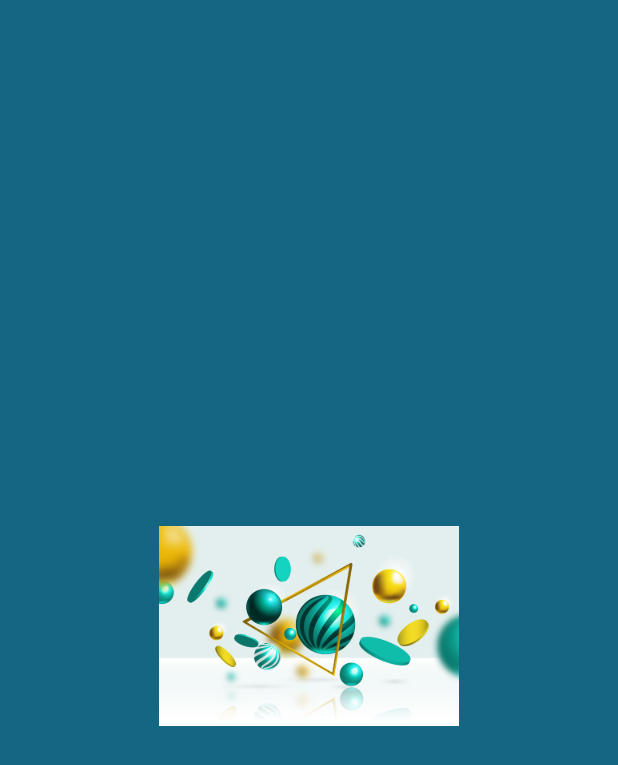
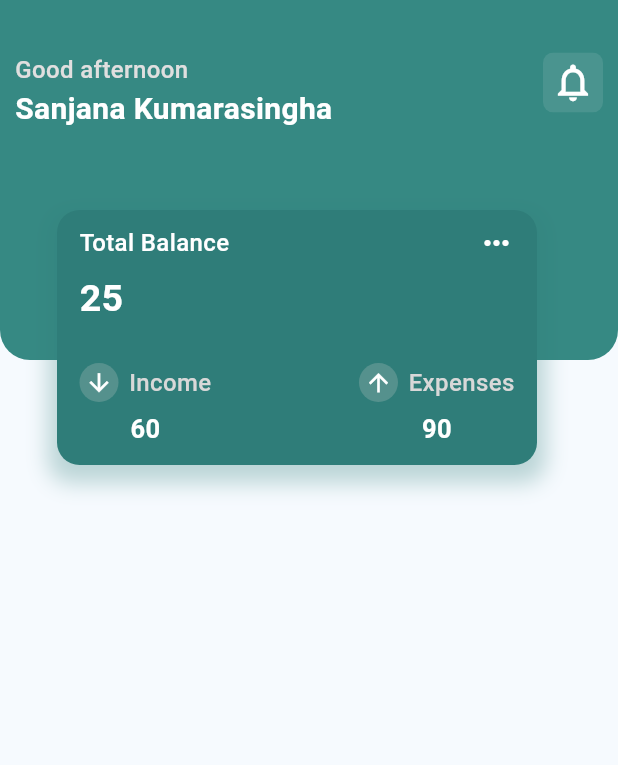
Before and after one commit to SanjanaKumarasingha/MoneyTracker, a Flutter app: the screen it shows after launch, on a phone screen of 412 x 824 dp. Shown: the top 765 px of the screen. Run offline on Flutter 3.47's test engine with Material 3 defaults, Android fonts, the phone set to English and light mode, and no system bars.

Commit message:
Head section in the Home page

```diff
--- a/app/lib/main.dart
+++ b/app/lib/main.dart
@@ -1,5 +1,5 @@
-import 'package:app/pages/Splash_screen/splash_screen.dart';
 import 'package:flutter/material.dart';
+import 'package:app/pages/home.dart';
 
 void main() {
   runApp(const MoneyTracker());
@@ -16,6 +16,6 @@
           colorScheme: ColorScheme.fromSeed(seedColor: Color.fromARGB(255, 243, 242, 243)),
           useMaterial3: true,
         ),
-        home: const SplashScreen());
+        home: const Home());
   }
 }
--- a/app/lib/pages/Splash_screen/splash_screen.dart
+++ /dev/null
@@ -1,29 +0,0 @@
-import 'package:app/pages/loading_page.dart';
-import 'package:flutter/material.dart';
-import 'package:app/components/image_view.dart';
-import 'package:app/utils/export.dart';
-
-class SplashScreen extends StatelessWidget {
-  const SplashScreen({super.key});
-
-  @override
-  Widget build(BuildContext context) {
-    return SafeArea(
-        child: Scaffold(
-            backgroundColor: Theme.of(context).colorScheme.primary,
-            body: const SizedBox(
-              width: double.maxFinite,
-              child: Column(
-                mainAxisAlignment: MainAxisAlignment.center,
-                children: [
-                  SizedBox(height: 10),
-                  CustomImageView(
-                    imagePath: ImageConstant.imgLogo,
-                    width: 200,
-                    height: 500,
-                  ),
-                ],
-              ),
-            )));
-  }
-}
--- a/app/lib/pages/home.dart
+++ b/app/lib/pages/home.dart
@@ -0,0 +1,223 @@
+import 'package:flutter/material.dart';
+
+class Home extends StatelessWidget {
+  const Home({super.key});
+
+  @override
+  Widget build(BuildContext context) {
+    return Scaffold(body: SafeArea(child: _head()));
+  }
+
+  Widget _head() {
+    return Stack(
+      children: [
+        Column(
+          children: [
+            Container(
+              width: double.infinity,
+              height: 240,
+              decoration: const BoxDecoration(
+                color: Color(0xff368983),
+                borderRadius: BorderRadius.only(
+                  bottomLeft: Radius.circular(20),
+                  bottomRight: Radius.circular(20),
+                ),
+              ),
+              child: Stack(
+                children: [
+                  Positioned(
+                    top: 35,
+                    right: 10,
+                    child: ClipRRect(
+                      borderRadius: BorderRadius.circular(7),
+                      child: Container(
+                        height: 40,
+                        width: 40,
+                        color: const Color.fromRGBO(250, 250, 250, 0.1),
+                        child: const Icon(
+                          Icons.notifications_outlined,
+                          size: 30,
+                          color: Colors.white,
+                        ),
+                      ),
+                    ),
+                  ),
+                  const Padding(
+                    padding: EdgeInsets.only(top: 35, left: 10),
+                    child: Column(
+                      crossAxisAlignment: CrossAxisAlignment.start,
+                      children: [
+                        Text(
+                          'Good afternoon',
+                          style: TextStyle(
+                            fontWeight: FontWeight.w500,
+                            fontSize: 16,
+                            color: Color.fromARGB(255, 224, 223, 223),
+                          ),
+                        ),
+                        Text(
+                          'Sanjana Kumarasingha',
+                          style: TextStyle(
+                            fontWeight: FontWeight.w600,
+                            fontSize: 20,
+                            color: Colors.white,
+                          ),
+                        ),
+                      ],
+                    ),
+                  )
+                ],
+              ),
+            ),
+          ],
+        ),
+        Positioned(
+          top: 140,
+          left: 38,
+          child: Container(
+            height: 170,
+            width: 320,
+            decoration: BoxDecoration(
+              boxShadow: const [
+                BoxShadow(
+                  color: Color.fromRGBO(47, 125, 121, 0.3),
+                  offset: Offset(0, 6),
+                  blurRadius: 12,
+                  spreadRadius: 6,
+                ),
+              ],
+              color: const Color.fromARGB(255, 47, 125, 121),
+              borderRadius: BorderRadius.circular(15),
+            ),
+            child: const Column(
+              children: [
+                SizedBox(height: 10),
+                Padding(
+                  padding: EdgeInsets.symmetric(horizontal: 15),
+                  child: Row(
+                    mainAxisAlignment: MainAxisAlignment.spaceBetween,
+                    children: [
+                      Text(
+                        'Total Balance',
+                        style: TextStyle(
+                          fontWeight: FontWeight.w500,
+                          fontSize: 16,
+                          color: Colors.white,
+                        ),
+                      ),
+                      Icon(
+                        Icons.more_horiz,
+                        color: Colors.white,
+                      ),
+                    ],
+                  ),
+                ),
+                SizedBox(height: 7),
+                Padding(
+                  padding: EdgeInsets.only(left: 15),
+                  child: Row(
+                    children: [
+                      Text(
+                        // '\$ ${total()}',
+                        '25',
+                        style: TextStyle(
+                          fontWeight: FontWeight.bold,
+                          fontSize: 25,
+                          color: Colors.white,
+                        ),
+                      ),
+                    ],
+                  ),
+                ),
+                SizedBox(height: 25),
+                Padding(
+                  padding: EdgeInsets.symmetric(horizontal: 15),
+                  child: Row(
+                    mainAxisAlignment: MainAxisAlignment.spaceBetween,
+                    children: [
+                      Column(
+                        children: [
+                          Row(
+                            children: [
+                              CircleAvatar(
+                                radius: 13,
+                                backgroundColor:
+                                    Color.fromARGB(255, 85, 145, 141),
+                                child: Icon(
+                                  Icons.arrow_downward,
+                                  color: Colors.white,
+                                  size: 19,
+                                ),
+                              ),
+                              SizedBox(width: 7),
+                              Text(
+                                'Income',
+                                style: TextStyle(
+                                  fontWeight: FontWeight.w500,
+                                  fontSize: 16,
+                                  color: Color.fromARGB(255, 216, 216, 216),
+                                ),
+                              ),
+                            ],
+                          ),
+                          SizedBox(height: 6),
+                          Text(
+                            // '\$ ${income()}',
+                            '60',
+                            style: TextStyle(
+                              fontWeight: FontWeight.w600,
+                              fontSize: 17,
+                              color: Colors.white,
+                            ),
+                          ),
+                        ],
+                      ),
+                      Column(
+                        children: [
+                          Row(
+                            children: [
+                              CircleAvatar(
+                                radius: 13,
+                                backgroundColor:
+                                    Color.fromARGB(255, 85, 145, 141),
+                                child: Icon(
+                                  Icons.arrow_upward,
+                                  color: Colors.white,
+                                  size: 19,
+                                ),
+                              ),
+                              SizedBox(width: 7),
+                              Text(
+                                'Expenses',
+                                style: TextStyle(
+                                  fontWeight: FontWeight.w500,
+                                  fontSize: 16,
+                                  color: Color.fromARGB(255, 216, 216, 216),
+                                ),
+                              ),
+                            ],
+                          ),
+                          SizedBox(height: 6),
+                          Text(
+                            // '\$ ${expenses()}',
+                            '90',
+                            style: TextStyle(
+                              fontWeight: FontWeight.w600,
+                              fontSize: 17,
+                              color: Colors.white,
+                            ),
+                          ),
+                        ],
+                      ),
+                    ],
+                  ),
+                ),
+                SizedBox(height: 6),
+              ],
+            ),
+          ),
+        )
+      ],
+    );
+  }
+}
--- a/app/lib/pages/loading_page.dart
+++ /dev/null
@@ -1,18 +0,0 @@
-import 'package:flutter/material.dart';
-
-Widget loadingPage() {
-  return const SafeArea(
-    child: Scaffold(
-      body: Center(
-        child: Column(
-          mainAxisAlignment: MainAxisAlignment.center,
-          children: [
-            CircularProgressIndicator(),
-            SizedBox(height: 20),
-            Text('Loading...'),
-          ],
-        ),
-      ),
-    ),
-  );
-}
```
Also changed, not shown: app/assets/images/logo.jpg (deleted), app/assets/images/user.png (deleted).
